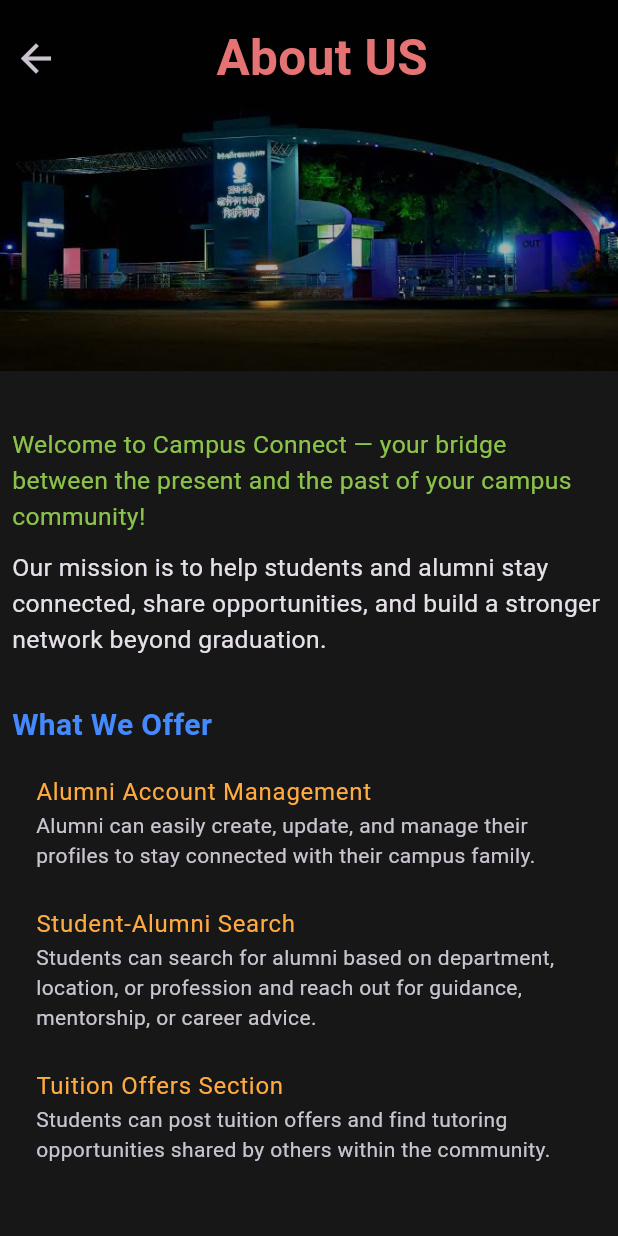
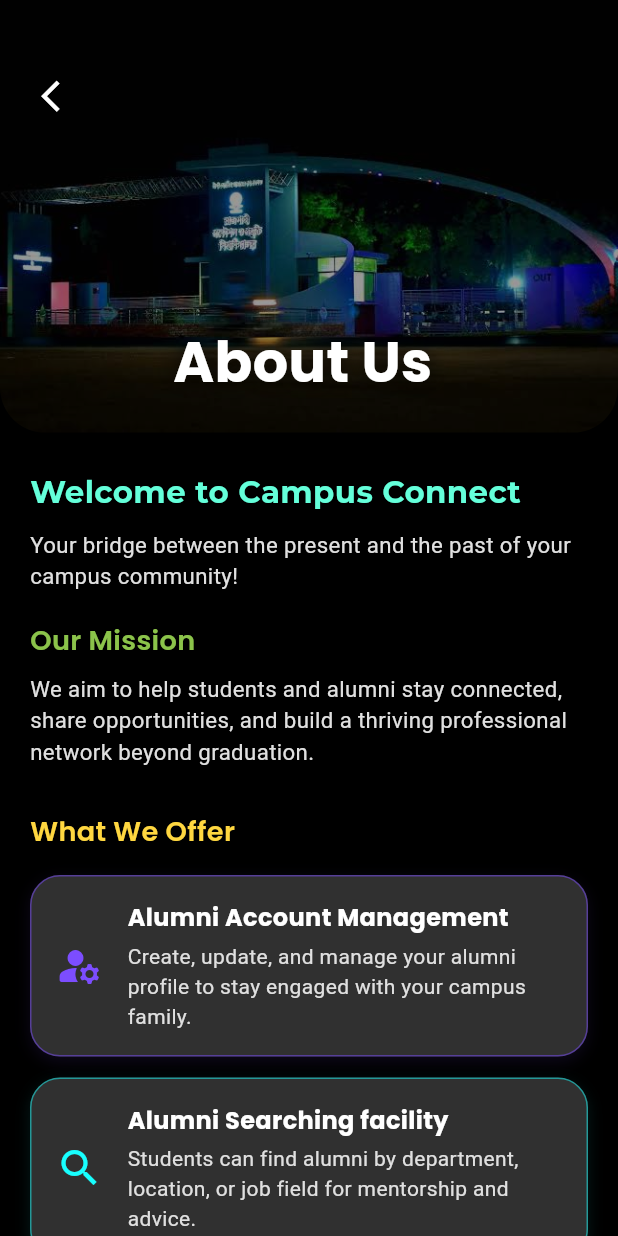
Before and after one commit to digbijoyshuvo/alumni_connect, a Flutter app: the AboutUs screen opened directly, on a phone screen of 412 x 824 dp. Run offline on Flutter 3.47's test engine with Material 3 defaults, Android fonts, the phone set to English and light mode, and no system bars; our stand-ins replace appwrite, file_picker, go_router, google_fonts, shared_preferences; accounts and stored records are empty.

Commit message:
Updated the Search by series functionality and Updated the alumni directory

```diff
--- a/lib/features/homepagefeatures/about_us.dart
+++ b/lib/features/homepagefeatures/about_us.dart
@@ -1,4 +1,5 @@
 import 'package:flutter/material.dart';
+import 'package:google_fonts/google_fonts.dart';
 
 class AboutUs extends StatelessWidget {
   const AboutUs({super.key});
@@ -6,73 +7,211 @@ class AboutUs extends StatelessWidget {
   @override
   Widget build(BuildContext context) {
     final size = MediaQuery.of(context).size;
+
     return Scaffold(
-      backgroundColor: Colors.grey[900],
-      body: SafeArea(
-        child: SingleChildScrollView(
+      backgroundColor: Colors.black,
+      body: SingleChildScrollView(
         child: Column(
           children: [
+            // Top Banner with Image and Overlay
             Stack(
-                children:[ Container(
-                 height: size.height *0.3,
+              children: [
+                Container(
+                  height: size.height * 0.35,
                   width: double.infinity,
-                  child:  ColorFiltered(
+                  decoration: BoxDecoration(
+                    borderRadius: const BorderRadius.only(
+                      bottomLeft: Radius.circular(30),
+                      bottomRight: Radius.circular(30),
+                    ),
+                    boxShadow: [
+                      BoxShadow(
+                        color: Colors.black.withOpacity(0.5),
+                        blurRadius: 10,
+                        offset: const Offset(0, 5),
+                      ),
+                    ],
+                  ),
+                  child: ClipRRect(
+                    borderRadius: const BorderRadius.only(
+                      bottomLeft: Radius.circular(30),
+                      bottomRight: Radius.circular(30),
+                    ),
+                    child: ColorFiltered(
                       colorFilter: ColorFilter.mode(
-                        Colors.black.withOpacity(0.3), BlendMode.darken),
-                    child: Image.asset("assets/images/About_US.jpg",
+                        Colors.black.withOpacity(0.4),
+                        BlendMode.darken,
+                      ),
+                      child: Image.asset(
+                        "assets/images/About_US.jpg",
                         fit: BoxFit.cover,
                       ),
                     ),
                   ),
-                  Positioned(
-                    top: 15,
-                    child: IconButton(onPressed: () => Navigator.pop(context),
-                        icon: Icon(Icons.arrow_back,size: 30,)),
                 ),
                 Positioned(
-                  top: 15,
-                    left: size.width*0.35,
-                    child: Text("About US",style: TextStyle(fontSize: size.height*0.04,fontWeight: FontWeight.w600,color: Colors.red.shade300),),
+                  top: 40,
+                  left: 16,
+                  child: IconButton(
+                    onPressed: () => Navigator.pop(context),
+                    icon: const Icon(Icons.arrow_back_ios, size: 25, color: Colors.white),
+                  ),
+                ),
+                Positioned(
+                  bottom: 20,
+                  left: size.width * 0.28,
+                  child: Text(
+                    "About Us",
+                    style: GoogleFonts.poppins(
+                      color: Colors.white,
+                      fontSize: size.height * 0.045,
+                      fontWeight: FontWeight.bold,
+                      shadows: [
+                        Shadow(
+                          color: Colors.black,
+                          blurRadius: 20,
                         )
-                ]
+                      ],
                     ),
-              SizedBox(height: 30,),
+                  ),
+                ),
+              ],
+            ),
+            const SizedBox(height: 25),
 
+            // Description and Highlights
             Padding(
-                padding: const EdgeInsets.all(8.0),
+              padding: const EdgeInsets.symmetric(horizontal: 20.0),
               child: Column(
                 crossAxisAlignment: CrossAxisAlignment.start,
                 children: [
-                Text("Welcome to Campus Connect — your bridge between the present and the past of your campus community!",
-                   style: TextStyle(fontWeight: FontWeight.w400,fontSize: size.height*0.02,color: Colors.lightGreen),),
-                SizedBox(height: 10,),
+                  Text(
+                    "Welcome to Campus Connect",
+                    style: GoogleFonts.montserrat(
+                      fontSize: size.height * 0.025,
+                      color: Colors.tealAccent,
+                      fontWeight: FontWeight.bold,
+                    ),
+                  ),
+                  const SizedBox(height: 10),
+                  Text(
+                    "Your bridge between the present and the past of your campus community!",
+                    style: GoogleFonts.roboto(
+                      fontSize: size.height * 0.018,
+                      color: Colors.grey[300],
+                    ),
+                  ),
+                  const SizedBox(height: 20),
+                  Text(
+                    "Our Mission",
+                    style: GoogleFonts.poppins(
+                      fontSize: size.height * 0.022,
+                      color: Colors.lightGreen,
+                      fontWeight: FontWeight.w600,
+                    ),
+                  ),
+                  const SizedBox(height: 8),
+                  Text(
+                    "We aim to help students and alumni stay connected, share opportunities, and build a thriving professional network beyond graduation.",
+                    style: GoogleFonts.roboto(
+                      fontSize: size.height * 0.018,
+                      color: Colors.grey[300],
+                    ),
+                  ),
+                  const SizedBox(height: 30),
+                  Text(
+                    "What We Offer",
+                    style: GoogleFonts.poppins(
+                      fontSize: size.height * 0.022,
+                      color: Colors.amberAccent,
+                      fontWeight: FontWeight.w600,
+                    ),
+                  ),
+                  const SizedBox(height: 16),
 
-                Text("Our mission is to help students and alumni stay connected, share opportunities, and build a stronger network beyond graduation.",
-                  style: TextStyle(fontWeight: FontWeight.w400,fontSize: size.height*0.02),),
-                SizedBox(height: 30,),
+                  _customFeatureTile(
+                    icon: Icons.manage_accounts_rounded,
+                    title: "Alumni Account Management",
+                    description:
+                    "Create, update, and manage your alumni profile to stay engaged with your campus family.",
+                    color: Colors.deepPurpleAccent,
+                  ),
+                  const SizedBox(height: 14),
 
-                Text("What We Offer",style: TextStyle(fontWeight: FontWeight.w600,fontSize: 20,color: Colors.blueAccent),),
-                SizedBox(height: 10,),
-                    ListTile(
-                      title: Text("Alumni Account Management",style: TextStyle(color: Colors.orangeAccent),),
-                      subtitle: Text("Alumni can easily create, update, and manage their profiles to stay connected with their campus family."),
+                  _customFeatureTile(
+                    icon: Icons.search,
+                    title: "Alumni Searching facility",
+                    description:
+                    "Students can find alumni by department, location, or job field for mentorship and advice.",
+                    color: Colors.cyanAccent,
                   ),
-                    SizedBox(height: 8,),
-                    ListTile(
-                      title: Text("Student-Alumni Search",style: TextStyle(color: Colors.orangeAccent),),
-                      subtitle: Text("Students can search for alumni based on department, location, or profession and reach out for guidance, mentorship, or career advice."),
+                  const SizedBox(height: 14),
+
+                  _customFeatureTile(
+                    icon: Icons.school_outlined,
+                    title: "Tuition Offers Section",
+                    description:
+                    "Post or explore tuition offers and tutoring opportunities shared by the community.",
+                    color: Colors.orangeAccent,
                   ),
-                    SizedBox(height: 8,),
-                    ListTile(
-                      title: Text("Tuition Offers Section",style: TextStyle(color: Colors.orangeAccent),),
-                      subtitle: Text("Students can post tuition offers and find tutoring opportunities shared by others within the community."),
-                    ),
-                  ]
+                  const SizedBox(height: 30),
+                ],
               ),
             ),
           ],
         ),
       ),
+    );
+  }
+
+  Widget _customFeatureTile({
+    required IconData icon,
+    required String title,
+    required String description,
+    required Color color,
+  }) {
+    return Container(
+      padding: const EdgeInsets.all(16),
+      decoration: BoxDecoration(
+        color: Colors.grey[850],
+        borderRadius: BorderRadius.circular(20),
+        border: Border.all(color: color.withOpacity(0.5)),
+        boxShadow: [
+          BoxShadow(
+            color: color.withOpacity(0.1),
+            blurRadius: 8,
+            offset: const Offset(0, 3),
+          ),
+        ],
+      ),
+      child: Row(
+        children: [
+          Icon(icon, size: 32, color: color),
+          const SizedBox(width: 16),
+          Expanded(
+            child: Column(
+              crossAxisAlignment: CrossAxisAlignment.start,
+              children: [
+                Text(
+                  title,
+                  style: GoogleFonts.poppins(
+                    fontSize: 16,
+                    fontWeight: FontWeight.bold,
+                    color: Colors.white,
+                  ),
+                ),
+                const SizedBox(height: 4),
+                Text(
+                  description,
+                  style: GoogleFonts.roboto(
+                    fontSize: 14,
+                    color: Colors.grey[300],
+                  ),
+                ),
+              ],
+            ),
+          ),
+        ],
       ),
     );
   }
--- a/lib/features/homepagefeatures/alumnimanagementsection/alumni_directory.dart
+++ b/lib/features/homepagefeatures/alumnimanagementsection/alumni_directory.dart
@@ -113,14 +113,14 @@ class _AlumniDirectoryState extends State<AlumniDirectory> {
                     title: "Your Batch mates",
                     gradientColors: [Color(0xFF56ab2f), Color(0xFFa8e063)],
                     onTap: () {
-                      // TODO: Navigate
+                      context.pushNamed(RouteNames.searchBySeries);
                     },
                   ),
                   _GradientButton(
                     title: "People Closer You",
                     gradientColors: [Color(0xFF74ebd5), Color(0xFFACB6E5)],
                     onTap: () {
-                      // TODO: Navigate
+                     context.pushNamed(RouteNames.searchAlumni);
                     },
                   ),
                 ],
--- a/lib/routes/route_names.dart
+++ b/lib/routes/route_names.dart
@@ -13,5 +13,6 @@ static const checkPermission = "checkPermission";
 static const createEvent = "createEvent";
 static const tuitionPage = "tuitionPage";
 static const searchAlumni = "searchAlumni";
+static const searchBySeries = "searchBySeries";
 
 }
--- a/lib/routes/routes.dart
+++ b/lib/routes/routes.dart
@@ -7,7 +7,8 @@ import 'package:alumni_connect/features/homepagefeatures/eventPage/check_permiss
 import 'package:alumni_connect/features/homepagefeatures/eventPage/create_event.dart';
 import 'package:alumni_connect/features/homepagefeatures/profile_page.dart';
 import 'package:alumni_connect/features/homepagefeatures/searchingAlumni/search_alumni.dart';
-import 'package:alumni_connect/features/homepagefeatures/searchingAlumni/search_alumni_result.dart';
+import 'package:alumni_connect/features/homepagefeatures/searchingAlumni/search_alumni_by_location.dart';
+import 'package:alumni_connect/features/homepagefeatures/searchingAlumni/search_alumni_by_series.dart';
 import 'package:alumni_connect/features/homepagefeatures/tuitionpage/add_tution.dart';
 import 'package:alumni_connect/features/homepagefeatures/tuitionpage/edit_tuition.dart';
 import 'package:alumni_connect/features/homepagefeatures/tuitionpage/tution_page.dart';
@@ -97,5 +98,10 @@ final GoRouter router = GoRouter(routes: [
         path: "/searchAlumni",
         builder: (context,state) => const SearchLocationPage(),
     ),
+    GoRoute(
+        name:RouteNames.searchBySeries,
+        path: "/searchBySeries",
+        builder: (context,state) => const SearchBySeries(),
+    ),
 
 ]);
```
Also changed, not shown: lib/data/database/user_information.dart (+21 -4 lines), lib/features/homepagefeatures/searchingAlumni/search_alumni_by_series.dart (added, +154 -0 lines), lib/features/homepagefeatures/searchingAlumni/search_alumni_by_location.dart (renamed from lib/features/homepagefeatures/searchingAlumni/search_alumni_result.dart). Lines whose indentation alone changed are shown as unchanged.
